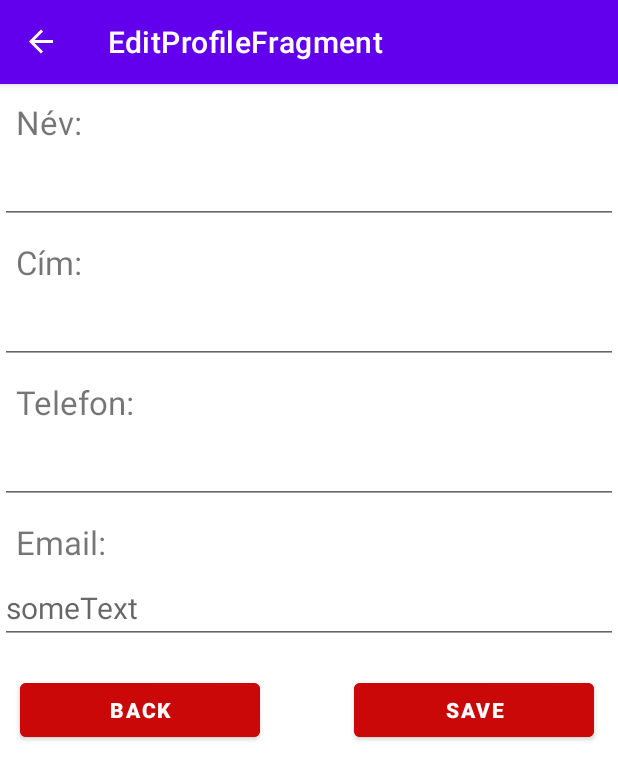
After one commit to benedek1239/Android, an Android app: the EditProfileFragment screen opened through its navigation route, on a phone screen of 412 x 824 dp. The commit adds this screen. Shown: the top 780 px of the screen. Run offline under Robolectric (Android 15) with nearby library versions, the phone set to English and light mode, and no system bars; our stand-ins replace data binding, navigation-ui.

Commit message:
edit profile
created edit profile fragment
created edit profile xml
created design for the layout
updated the navigation with the new fragment element

```diff
--- /dev/null
+++ b/Project/app/src/main/java/com/example/project/EditProfileFragment.kt
@@ -0,0 +1,27 @@
+package com.example.project
+
+import android.os.Bundle
+import android.view.LayoutInflater
+import android.view.View
+import android.view.ViewGroup
+import android.widget.Button
+import androidx.fragment.app.Fragment
+import androidx.navigation.findNavController
+
+class EditProfileFragment : Fragment() {
+    override fun onCreateView(
+        inflater: LayoutInflater,
+        container: ViewGroup?,
+        savedInstanceState: Bundle?
+    ): View? {
+        val root = inflater.inflate(R.layout.edit_profile, container, false)
+
+        //Vissza gomb deklarálása és listener hozzácsatolása
+        val backBTN = root.findViewById<Button>(R.id.back_button_edit)
+        backBTN.setOnClickListener { view : View ->
+            view.findNavController().navigate(R.id.action_editProfileFragment_to_profileFragment)
+        }
+
+        return root
+    }
+}
--- a/Project/app/src/main/java/com/example/project/ProfileFragment.kt
+++ b/Project/app/src/main/java/com/example/project/ProfileFragment.kt
@@ -2,27 +2,32 @@ package com.example.project
 
 import android.os.AsyncTask
 import android.os.Bundle
-import android.util.Log
+import android.os.Handler
 import android.view.LayoutInflater
 import android.view.View
 import android.view.ViewGroup
+import android.widget.Button
 import android.widget.ImageButton
-import android.widget.ImageView
 import android.widget.TextView
 import androidx.fragment.app.Fragment
+import androidx.navigation.findNavController
 import com.bumptech.glide.Glide
 import com.example.project.localDB.AppDB
 import com.example.project.localDB.Profile
+import java.util.*
+import kotlin.concurrent.schedule
 
 class ProfileFragment: Fragment() {
+    //Változók deklarálása
     private lateinit var list: List<Profile>
     private lateinit var imageView: ImageButton
     private  lateinit var userName: TextView
     private  lateinit var address: TextView
     private  lateinit var phoneNumber: TextView
     private  lateinit var email: TextView
+    private var profilePicture = "";
 
-    private var profilePicture = "";
+    //Létrehozás után meghívódik
     override fun onCreateView(
         inflater: LayoutInflater,
         container: ViewGroup?,
@@ -31,6 +36,7 @@ class ProfileFragment: Fragment() {
 
         val root = inflater.inflate(R.layout.profile, container, false)
 
+        //Változókhoz view csatolás
         imageView = root.findViewById(R.id.user_profile_photo)
         userName = root.findViewById(R.id.user_profile_name)
         address = root.findViewById(R.id.address_text)
@@ -40,19 +46,35 @@ class ProfileFragment: Fragment() {
         AsyncTask.execute{
             //Kiolvasás a db bol
             list = AppDB.getDatabase(this.requireActivity().baseContext)!!.DAO()!!.getAll as List<Profile>
+
+            //Elemekhez stringek hozzácsatolása
             profilePicture = list[0].profile_picture
             userName.text = list[0].name
-            address.text = "Utca: " + list[0].address
+            address.text = "Cím: " + list[0].address
             phoneNumber.text = "Telefon: " + list[0].phone_number
             email.text = "E-mail: " + list[0].email
         }
 
+        //Profilkép betöltése Glide segítségével
         Glide.with(imageView)
             .load(profilePicture)
             .override(380, 580)
             .placeholder(R.drawable.profile_circular_border_imageview)
             .into(imageView)
 
+
+        //Vissza gomb deklarálása és listener hozzácsatolása
+        val backBTN = root.findViewById<Button>(R.id.backButtonProfile)
+        backBTN.setOnClickListener { view : View ->
+            view.findNavController().navigate(R.id.action_profileFragment_to_mainMenuFragment)
+        }
+
+        //Szerkesztés gomb deklarálása és listener hozzácsatolása
+        val editBTN = root.findViewById<Button>(R.id.editButtonProfile)
+        editBTN.setOnClickListener { view : View ->
+            view.findNavController().navigate(R.id.action_profileFragment_to_editProfileFragment)
+        }
+
         return root
     }
 }
--- /dev/null
+++ b/Project/app/src/main/res/layout/edit_profile.xml
@@ -0,0 +1,139 @@
+<?xml version="1.0" encoding="utf-8"?>
+<androidx.constraintlayout.widget.ConstraintLayout
+    xmlns:android="http://schemas.android.com/apk/res/android"
+    xmlns:app="http://schemas.android.com/apk/res-auto"
+    xmlns:tools="http://schemas.android.com/tools"
+    android:layout_width="match_parent"
+    android:layout_height="match_parent">
+
+    <TextView
+        android:id="@+id/textView"
+        android:layout_width="fill_parent"
+        android:layout_height="wrap_content"
+        android:layout_margin="5dp"
+        android:background="#fff"
+        android:clickable="true"
+        android:padding="5dp"
+        android:text="Név: "
+        android:textSize="22dp"
+        app:layout_constraintTop_toTopOf="parent"
+        tools:ignore="MissingConstraints"
+        tools:layout_editor_absoluteX="5dp" />
+
+    <EditText
+        android:id="@+id/user_name_edit"
+        android:layout_width="match_parent"
+        android:layout_height="wrap_content"
+        android:inputType="text"
+        android:textSize="20dp"
+        app:layout_constraintTop_toBottomOf="@+id/textView"
+        tools:ignore="MissingConstraints"
+        tools:layout_editor_absoluteX="10dp" />
+
+    <TextView
+        android:id="@+id/textView2"
+        android:layout_width="fill_parent"
+        android:layout_height="wrap_content"
+        android:layout_margin="5dp"
+        android:background="#fff"
+        android:clickable="true"
+        android:padding="5dp"
+        android:text="Cím: "
+        android:textSize="22dp"
+        app:layout_constraintTop_toBottomOf="@+id/user_name_edit"
+        tools:ignore="MissingConstraints"
+        tools:layout_editor_absoluteX="5dp" />
+
+    <EditText
+        android:id="@+id/address_edit"
+        android:layout_width="match_parent"
+        android:layout_height="wrap_content"
+        android:inputType="text"
+        android:textSize="20dp"
+        app:layout_constraintTop_toBottomOf="@+id/textView2"
+        tools:ignore="MissingConstraints"
+        tools:layout_editor_absoluteX="10dp" />
+
+    <TextView
+        android:id="@+id/textView3"
+        android:layout_width="fill_parent"
+        android:layout_height="wrap_content"
+        android:layout_margin="5dp"
+        android:background="#fff"
+        android:clickable="true"
+        android:padding="5dp"
+        android:text="Telefon: "
+        android:textSize="22dp"
+        app:layout_constraintTop_toBottomOf="@+id/address_edit"
+        tools:ignore="MissingConstraints"
+        tools:layout_editor_absoluteX="5dp" />
+
+    <EditText
+        android:id="@+id/phone_number_edit"
+        android:layout_width="match_parent"
+        android:layout_height="wrap_content"
+        android:inputType="text"
+        android:textSize="20dp"
+        app:layout_constraintTop_toBottomOf="@+id/textView3"
+
+        tools:ignore="MissingConstraints" />
+
+    <TextView
+        android:id="@+id/textView4"
+        android:layout_width="fill_parent"
+        android:layout_height="wrap_content"
+        android:layout_margin="5dp"
+        android:layout_marginTop="12dp"
+        android:background="#fff"
+        android:clickable="true"
+        android:padding="5dp"
+        android:text="Email: "
+        android:textSize="22dp"
+        app:layout_constraintTop_toBottomOf="@+id/phone_number_edit"
+        tools:ignore="MissingConstraints"
+        tools:layout_editor_absoluteX="5dp" />
+
+    <EditText
+        android:id="@+id/email_edit"
+        android:layout_width="match_parent"
+        android:layout_height="wrap_content"
+        android:hint="someText"
+        android:inputType="text"
+        android:textSize="20dp"
+        app:layout_constraintTop_toBottomOf="@+id/textView4"
+        tools:ignore="MissingConstraints"
+        tools:layout_editor_absoluteX="10dp" />
+
+    <Button
+        android:id="@+id/back_button_edit"
+        android:layout_width="160dp"
+        android:layout_height="0dp"
+        android:layout_above="@+id/user_profile_photo"
+        android:layout_alignParentTop="true"
+        android:layout_marginTop="20dp"
+        android:backgroundTint="#ebca0707"
+        android:text="back"
+        android:textStyle="bold"
+        app:layout_constraintEnd_toStartOf="@+id/save_button_edit"
+        app:layout_constraintHorizontal_bias="0.175"
+        app:layout_constraintStart_toStartOf="parent"
+        app:layout_constraintTop_toBottomOf="@+id/email_edit"
+        tools:ignore="MissingConstraints" />
+
+    <Button
+        android:id="@+id/save_button_edit"
+        android:layout_width="160dp"
+        android:layout_height="0dp"
+        android:layout_above="@+id/user_profile_photo"
+        android:layout_alignParentTop="true"
+        android:layout_marginTop="20dp"
+        android:layout_marginEnd="16dp"
+        android:layout_marginRight="16dp"
+        android:backgroundTint="#ebca0707"
+        android:text="save"
+        android:textStyle="bold"
+        app:layout_constraintEnd_toEndOf="parent"
+        app:layout_constraintTop_toBottomOf="@+id/email_edit"
+        tools:ignore="MissingConstraints" />
+
+</androidx.constraintlayout.widget.ConstraintLayout>
--- a/Project/app/src/main/res/layout/profile.xml
+++ b/Project/app/src/main/res/layout/profile.xml
@@ -39,8 +39,6 @@
             android:background="#ebca0707"
             android:elevation="4dp"
             android:paddingBottom="24dp">
-
-
 
             <TextView
                 android:id="@+id/user_profile_name"
@@ -134,7 +132,8 @@
             android:layout_marginBottom="135dp"
             android:backgroundTint="#ebca0707"
             android:text="Edit"
-            android:textStyle="bold"/>
+            android:textStyle="bold"
+            />
 
     </RelativeLayout>
 
--- a/Project/app/src/main/res/navigation/navigation.xml
+++ b/Project/app/src/main/res/navigation/navigation.xml
@@ -24,6 +24,22 @@
         android:name="com.example.project.ProfileFragment"
         android:label="ProfileFragment"
         tools:layout="@layout/profile" >
+        <action
+            android:id="@+id/action_profileFragment_to_mainMenuFragment"
+            app:destination="@id/mainMenuFragment" />
+        <action
+            android:id="@+id/action_profileFragment_to_editProfileFragment"
+            app:destination="@id/editProfileFragment" />
+    </fragment>
+
+    <fragment
+        android:id="@+id/editProfileFragment"
+        android:name="com.example.project.EditProfileFragment"
+        android:label="EditProfileFragment"
+        tools:layout="@layout/edit_profile" >
+        <action
+            android:id="@+id/action_editProfileFragment_to_profileFragment"
+            app:destination="@id/profileFragment" />
     </fragment>
 
     <fragment
```
